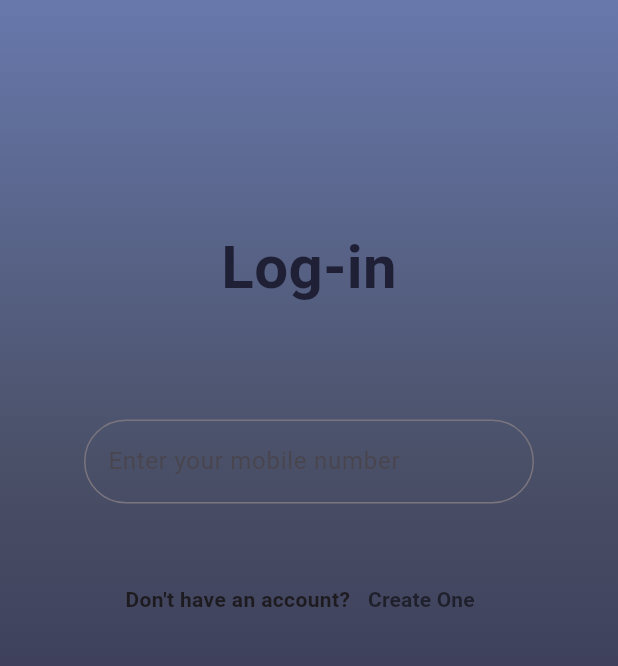
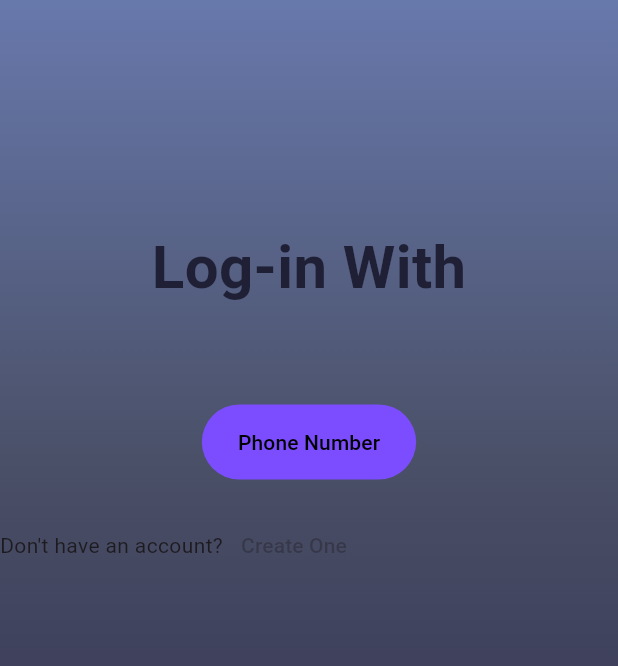
Before and after one commit to itsjeetjoshi/SoundCircle, a Flutter app: the screen it shows after launch, on a phone screen of 412 x 824 dp, the part 146-812 px from its top. Run offline on Flutter 3.47's test engine with Material 3 defaults, Android fonts, the light colour scheme and no system bars.

Commit message:
new changes

```diff
--- a/lib/Main page.dart
+++ b/lib/Main page.dart
@@ -1,21 +1,88 @@
 import 'package:flutter/material.dart';
 import 'package:soundcircle/gradientText.dart';
 
-class loginPage extends StatefulWidget {
-  const loginPage({super.key});
+class mainPage extends StatefulWidget {
+  const mainPage({super.key});
 
 
   @override
-  State<loginPage> createState() => _loginPageState();
+  State<mainPage> createState() => _mainPageState();
 }
 
-class _loginPageState extends State<loginPage> {
+class _mainPageState extends State<mainPage> {
   @override
   Widget build(BuildContext context) {
     return Scaffold(
       body: Container(
-
-      ) // This trailing comma makes auto-formatting nicer for build methods.
+        //height: constraints.maxHeight,
+        //width: constraints.maxWidth,
+        decoration: const BoxDecoration(
+          gradient: LinearGradient(
+            begin: Alignment.topCenter,
+            end: Alignment.bottomCenter,
+            colors: [
+              Color(0xFF7185c1),
+              Color(0xFF494f66),
+              Color(0xFF292347)
+            ],
+          ),
+        ),
+        child: Center(
+          child: Column(
+            mainAxisAlignment: MainAxisAlignment.start,
+            children: [
+              const SizedBox(height: 40),
+              const GradientText(
+                'SoundCircle',
+                gradient: LinearGradient(
+                  colors: [
+                    Color(0xFF43309a), // Your start color
+                    Color(0xFF7477cc),
+                    Color(0xFFa4bbfb),// Your end color
+                  ],
+                  begin: Alignment.topLeft,
+                  end: Alignment.bottomRight,
+                ),
+                style: TextStyle(fontSize: 40, fontWeight: FontWeight.w400),
+              ),
+              const SizedBox(height: 150), // Add top margin
+              const SizedBox(
+                height: 100,
+                child: Text(
+                  "Log-in With",
+                  style: TextStyle(
+                    fontSize: 40,
+                    fontWeight: FontWeight.bold,
+                    color: Color(0xFF1f2035),
+                  ),
+                ),
+              ),
+              const SizedBox(height: 20), // Add spacing between widgets
+              ElevatedButton(
+                style: ButtonStyle(
+                  minimumSize: MaterialStateProperty.all(Size(75,50)),
+                  backgroundColor: MaterialStateProperty.all(Colors.deepPurpleAccent),
+                  shadowColor: MaterialStateProperty.all(Colors.blueGrey),
+                ),
+                onPressed: null,
+                child: const Text(
+                  "Phone Number",
+                  style: TextStyle(
+                    color: Colors.black,
+                  ),
+                ),
+              ),
+              const SizedBox(height: 20), // Add spacing between widgets
+              const Row(
+                children: [
+                  Text("Don't have an account?"),
+                  TextButton(onPressed: null, child: Text("Create One"))
+                ],
+              )
+            ],
+          ),
+        ),
+      ), // This trailing comma makes auto-formatting nicer for build methods.
     );
   }
 }
--- a/lib/main.dart
+++ b/lib/main.dart
@@ -1,10 +1,8 @@
-import 'dart:ui';
+import 'dart:async';
 
-import 'package:flutter/cupertino.dart';
 import 'package:flutter/material.dart';
-import 'package:flutter/painting.dart';
 import 'package:soundcircle/Main%20page.dart';
-import 'gradientText.dart';
+import 'package:soundcircle/gradientText.dart';
 
 void main() {
   runApp(const MyApp());
@@ -34,28 +32,27 @@ class MyHomePage extends StatefulWidget {
 
 class _MyHomePageState extends State<MyHomePage> {
   @override
+  void initState() {
+    super.initState();
+    Timer(Duration(seconds: 3), () {
+      Navigator.of(context)
+          .pushReplacement(MaterialPageRoute(builder: (_) => mainPage()));
+    });
+  }
+
+  @override
   Widget build(BuildContext context) {
     return Scaffold(
         body: Container(
-        //height: constraints.maxHeight,
-        //width: constraints.maxWidth,
         decoration: const BoxDecoration(
           gradient: LinearGradient(
             begin: Alignment.topCenter,
             end: Alignment.bottomCenter,
-            colors: [
-              Color(0xFF7185c1),
-              Color(0xFF494f66),
-              Color(0xFF292347)
-            ],
+            colors: [Color(0xFF7185c1), Color(0xFF494f66), Color(0xFF292347)],
           ),
         ),
-        child: Center(
-          child: Column(
-            mainAxisAlignment: MainAxisAlignment.start,
-            children: [
-              const SizedBox(height: 40),
-              const GradientText(
+        child: const Center(
+          child: const GradientText(
             'SoundCircle',
             gradient: LinearGradient(
               colors: [
@@ -68,49 +65,8 @@ class _MyHomePageState extends State<MyHomePage> {
             ),
             style: TextStyle(fontSize: 40, fontWeight: FontWeight.w400),
           ),
-              const SizedBox(height: 150), // Add top margin
-              const SizedBox(
-                height: 100,
-                child: Text(
-                  "Log-in",
-                  style: TextStyle(
-                    fontSize: 40,
-                    fontWeight: FontWeight.bold,
-                    color: Color(0xFF1f2035),
         ),
-                ),
-              ),
-              const SizedBox(height: 30), // Add spacing between widgets
-              SizedBox(
-                width: 300,
-                child: TextField(
-                  decoration: InputDecoration(
-                    border: OutlineInputBorder(
-                      borderRadius: BorderRadius.circular(30.0)
-                    ),
-                    hintText: 'Enter your mobile number',
-                  ),
-                ),
-              ),
-              const SizedBox(height: 40), // Add spacing between widgets
-              const Row(
-                mainAxisAlignment: MainAxisAlignment.center,
-                children: [
-                  Text("Don't have an account?",
-                    style: TextStyle(
-                      fontWeight: FontWeight.bold,
-                    ),),
-                  TextButton(onPressed: null, child: Text("Create One",
-                    style: TextStyle(
-                      fontWeight: FontWeight.bold,
-                      color: Colors.black54
-                    ),))
-                ],
       )
-            ],
-          ),
-        ),
-      ), // This trailing comma makes auto-formatting nicer for build methods.
     );
   }
 }
```
Lines whose indentation alone changed are shown as unchanged.
